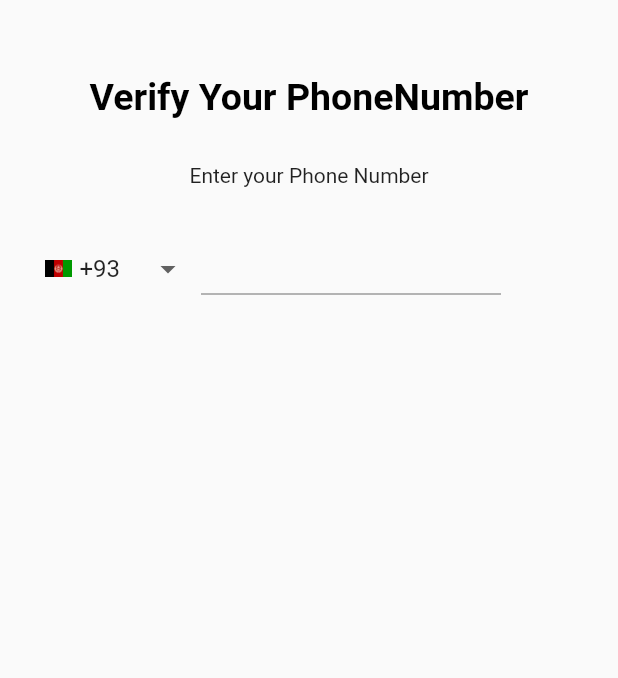
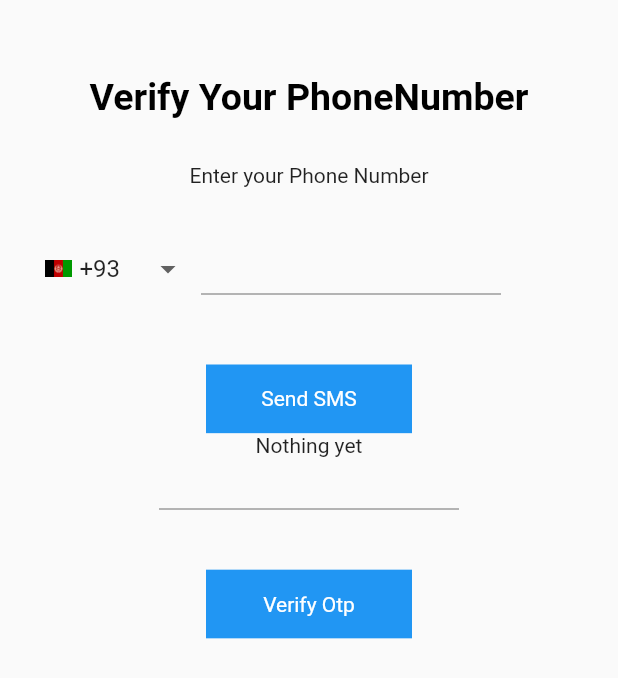
Before and after one commit to kannel-outis/messenger, a Flutter app: the screen it shows after launch, on a phone screen of 412 x 824 dp. Shown: the top 678 px of the screen. Run offline on Flutter 3.47's test engine with Material 2 defaults, Android fonts, the phone set to English and light mode, and no system bars; our stand-ins replace firebase_auth, firebase_core, flutter_hooks; accounts and stored records are empty.

Commit message:
firebase phone auth

```diff
--- a/lib/main.dart
+++ b/lib/main.dart
@@ -1,5 +1,5 @@
 import 'package:flutter/material.dart';
-import 'package:messenger/screens/auth/register.dart';
+import 'screens/auth/register.dart';
 import 'package:provider/provider.dart';
 import 'screens/auth/auth_provider.dart';
 import 'package:firebase_core/firebase_core.dart';
--- a/lib/screens/auth/auth_provider.dart
+++ b/lib/screens/auth/auth_provider.dart
@@ -7,7 +7,8 @@ class AuthProvider extends ChangeNotifier {
   List<CountryCode> _listOfCCs =
       Codes.codes.map((e) => CountryCode.fromJson(e)).toList();
   CountryCode _countryCode;
-  String _otpCode;
+  String _verificationId;
+  String _shitHole;
   final IFirebaseMAuth _auth = FirebaseMAuth();
 
   void dropDownOnChanged(CountryCode c) {
@@ -16,15 +17,32 @@ class AuthProvider extends ChangeNotifier {
   }
 
   Future<void> verifyPhoneNumber(String phoneNumber) async {
-    await _auth.verifyPhoneNumber(phoneNumber, setVerificationId: _setOTP);
+    await _auth.verifyPhoneNumber(phoneNumber,
+        setVerificationId: _setVerificationId,
+        setPhoneAutoRetrieval: _setVerificationId);
   }
 
-  void _setOTP(String newOTP) {
-    _otpCode = newOTP;
+  Future<void> confirmOtp(String otp) async {
+    await _auth
+        .confirmOtp(
+          otp: otp,
+          verificationId: _verificationId,
+        )
+        .then((value) => print(value.user.uid));
+  }
+
+  void _setVerificationId(String newVerificationId) {
+    _verificationId = newVerificationId;
+    notifyListeners();
+  }
+
+  void setShit(String name) {
+    _shitHole = name;
     notifyListeners();
   }
 
   List<CountryCode> get listOfCCs => _listOfCCs;
-  CountryCode get countrycode => _countryCode;
-  String get otpCode => _otpCode;
+  CountryCode get countrycode => _countryCode ?? listOfCCs[0];
+  String get verificationId => _verificationId;
+  String get shitHole => _shitHole;
 }
--- a/lib/screens/auth/register.dart
+++ b/lib/screens/auth/register.dart
@@ -1,13 +1,14 @@
 import 'package:flutter/material.dart';
 import 'package:flutter_hooks/flutter_hooks.dart';
-import 'package:messenger/customs/widgets/country_drop_down.dart';
 import 'package:provider/provider.dart';
+import '../../customs/widgets/country_drop_down.dart';
 import 'auth_provider.dart';
 
 class RegistrationScreen extends HookWidget {
   @override
   Widget build(BuildContext context) {
     final _phoneController = useTextEditingController();
+    final _otpController = useTextEditingController();
     final _authProvider = Provider.of<AuthProvider>(context);
     return Scaffold(
       body: SingleChildScrollView(
@@ -69,13 +70,96 @@ class RegistrationScreen extends HookWidget {
                               decoration: InputDecoration(
                                 contentPadding: EdgeInsets.only(bottom: 15),
                               ),
-                              onChanged: (value) {
-                                print(value);
-                              },
+                              // onChanged: (value) {
+                              //   print(value);
+                              // },
                             ),
                           ),
                         ),
                       ],
+                    ),
+                  ),
+                ),
+                SizedBox(height: 40),
+                Center(
+                  child: GestureDetector(
+                    onTap: () {
+                      _authProvider.verifyPhoneNumber(
+                          "${_authProvider.countrycode.dialCode}${_phoneController.text.toString()}");
+                      // _authProvider.setShit(
+                      //     "${_authProvider.countrycode.dialCode}${_phoneController.text.toString()}");
+
+                      print(
+                          "${_authProvider.countrycode.dialCode}${_phoneController.text}");
+                      // FirebaseAuth.instance
+                      //     .signInAnonymously()
+                      //     .then((value) => print(value.user.uid));
+                    },
+                    child: Container(
+                      height: MediaQuery.of(context).size.width / 9,
+                      width: MediaQuery.of(context).size.width / 3,
+                      color: Colors.blue,
+                      child: Center(
+                        child: Text(
+                          'Send SMS',
+                          style: TextStyle(color: Colors.white),
+                        ),
+                      ),
+                    ),
+                  ),
+                ),
+                Consumer<AuthProvider>(
+                  builder: (context, provider, _) {
+                    return Text(provider.shitHole ?? "Nothing yet");
+                  },
+                ),
+
+                /////////otp testing
+
+                SizedBox(width: 10),
+                SizedBox(
+                  width: 200,
+                  height: 35,
+                  child: Container(
+                    // color: Colors.black,
+                    child: TextField(
+                      keyboardType: TextInputType.phone,
+                      controller: _otpController,
+                      maxLength: 11,
+                      maxLengthEnforced: true,
+                      buildCounter: (
+                        context, {
+                        int currentLength,
+                        int maxLength,
+                        bool isFocused,
+                      }) {
+                        return SizedBox();
+                      },
+                      decoration: InputDecoration(
+                        contentPadding: EdgeInsets.only(bottom: 15),
+                      ),
+                      // onChanged: (value) {
+                      //   print(value);
+                      // },
+                    ),
+                  ),
+                ),
+                SizedBox(height: 40),
+                Center(
+                  child: GestureDetector(
+                    onTap: () {
+                      _authProvider.confirmOtp(_otpController.text);
+                    },
+                    child: Container(
+                      height: MediaQuery.of(context).size.width / 9,
+                      width: MediaQuery.of(context).size.width / 3,
+                      color: Colors.blue,
+                      child: Center(
+                        child: Text(
+                          'Verify Otp',
+                          style: TextStyle(color: Colors.white),
+                        ),
+                      ),
                     ),
                   ),
                 ),
--- a/pubspec.yaml
+++ b/pubspec.yaml
@@ -15,8 +15,8 @@ dependencies:
   provider: ^4.3.2+3
   flutter_hooks: ^0.15.0
   cloud_firestore: ^0.14.4
+  firebase_core: ^0.5.3
   firebase_auth: ^0.18.4+1
-  firebase_core: ^0.5.3
 
 dev_dependencies:
   flutter_test:
```
Also changed, not shown: lib/customs/error/error.dart (added, +12 -0 lines), lib/services/firebase_auth/firebase_auth.dart (+36 -6 lines), pubspec.lock, 1 other file.
